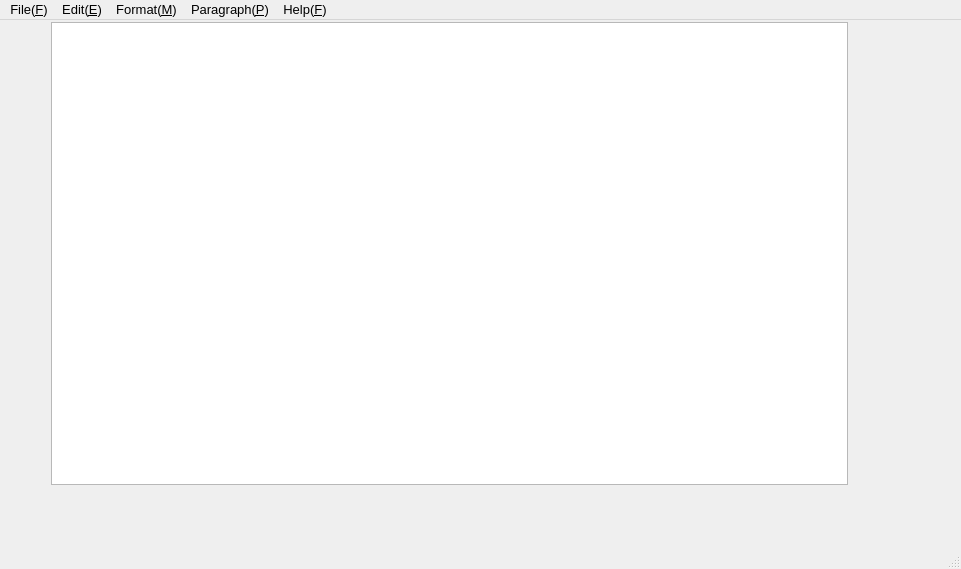
Qt form notebook.ui (Kevin-Zh-CS/TextEditor) before a commit.
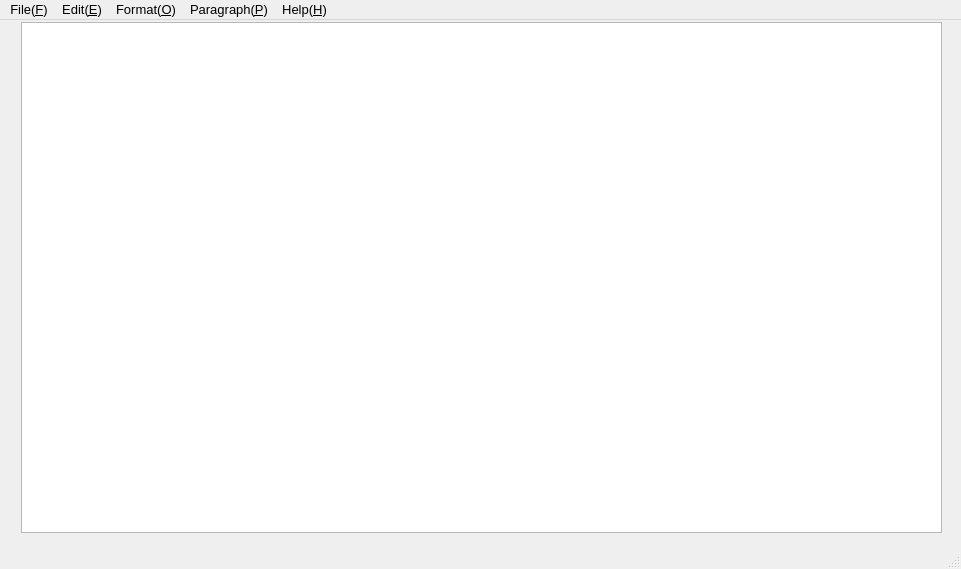
The same form after that commit.

The edit to the form file:
```diff
--- a/notebook.ui
+++ b/notebook.ui
@@ -28,10 +28,10 @@
    <widget class="QTextEdit" name="textEdit">
     <property name="geometry">
      <rect>
-      <x>51</x>
+      <x>21</x>
       <y>2</y>
-      <width>797</width>
-      <height>463</height>
+      <width>921</width>
+      <height>511</height>
      </rect>
     </property>
     <property name="font">
@@ -62,7 +62,7 @@
      <x>0</x>
      <y>0</y>
      <width>961</width>
-     <height>26</height>
+     <height>29</height>
     </rect>
    </property>
    <widget class="QMenu" name="menuFile">
@@ -88,7 +88,7 @@
    </widget>
    <widget class="QMenu" name="menuFormat_M">
     <property name="title">
-     <string>Format(&amp;M)</string>
+     <string>Format(&amp;O)</string>
     </property>
     <addaction name="actionColor"/>
     <addaction name="actionSize"/>
@@ -105,7 +105,7 @@
    </widget>
    <widget class="QMenu" name="menuHelp_F">
     <property name="title">
-     <string>Help(&amp;F)</string>
+     <string>Help(&amp;H)</string>
     </property>
     <addaction name="actionAbout"/>
    </widget>
```
Left out of the diff: 112 changed lines with no effect on the pictures.
